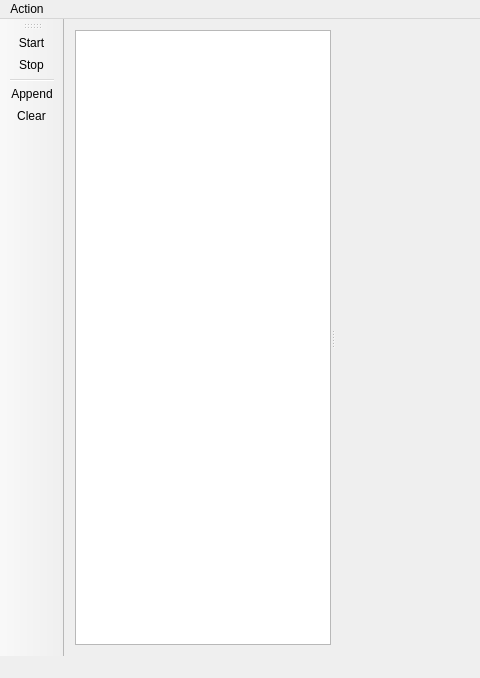
First picture: the form in MainWindow.ui, repository igoriok/domaincomparer, before the edit; both pictures show x 0 to 480 and y 0 to 678 of the 774 by 678 pixel window.
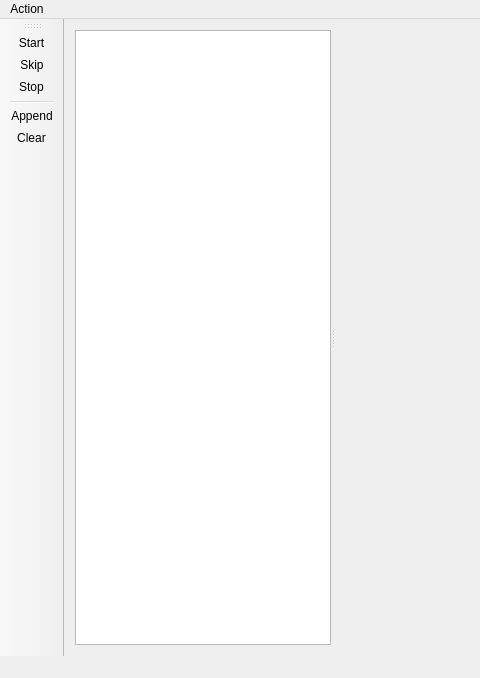
Second picture: the form after the edit. Custom widgets are drawn as their Qt base class.

What changed in the file:
```diff
--- a/MainWindow.ui
+++ b/MainWindow.ui
@@ -61,6 +61,7 @@
     <bool>false</bool>
    </attribute>
    <addaction name="actionStart"/>
+   <addaction name="actionSkip"/>
    <addaction name="actionStop"/>
    <addaction name="separator"/>
    <addaction name="actionAppend"/>
@@ -87,6 +88,11 @@
     <string>Append</string>
    </property>
   </action>
+  <action name="actionSkip">
+   <property name="text">
+    <string>Skip</string>
+   </property>
+  </action>
  </widget>
  <layoutdefault spacing="6" margin="11"/>
  <customwidgets>
```
Left out of the diff: 2 changed lines with no effect on the pictures.
